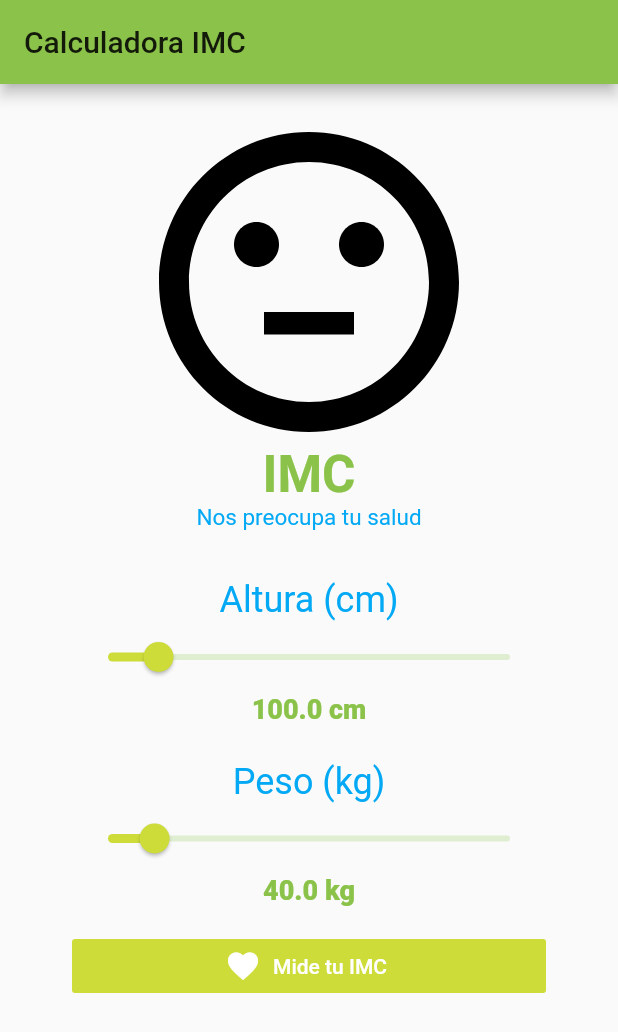
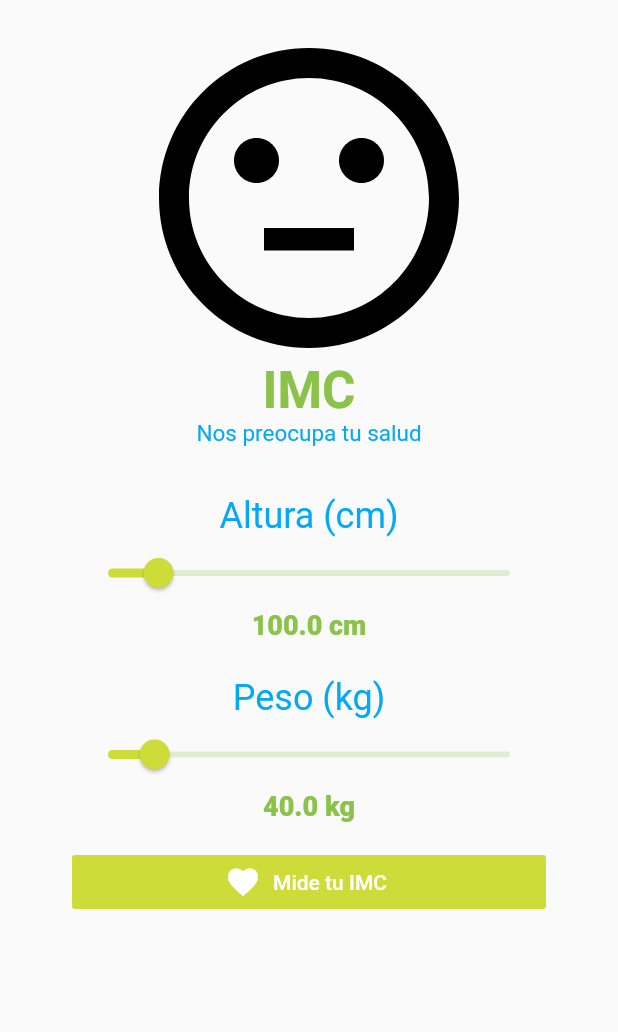
Before and after one commit to InJoong/flutter_imcCalculator, a Flutter app: the screen it shows after launch, on a phone screen of 412 x 824 dp. Shown: the top 1032 px of the screen. Run offline on Flutter 3.47's test engine with Material 2 defaults, Android fonts, the phone set to English and light mode, and no system bars; our stand-ins replace flutter_svg.

Commit message:
Second Commit

```diff
--- a/lib/main.dart
+++ b/lib/main.dart
@@ -13,7 +13,6 @@ class MyApp extends StatelessWidget {
         primarySwatch: Colors.lightGreen,
       ),
       home: Scaffold(
-        appBar: AppBar(title: Text("Calculadora IMC")),
         body: PantallaIMCStateful(),
       ),
       debugShowCheckedModeBanner: false,
```
